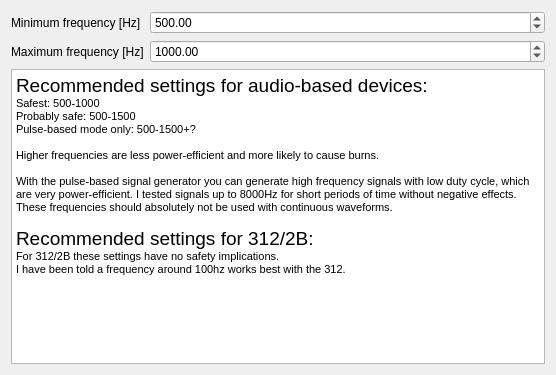
This is designer/device_wizard/safety_limits.ui in diglet48/restim as Qt 5 draws it before an edit. The edited form follows.
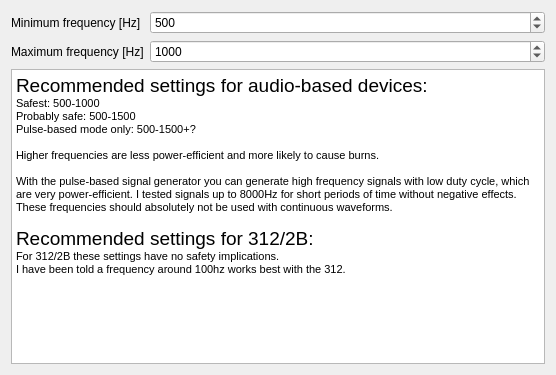
This is the edited form.

Diff of the .ui file:
```diff
--- a/designer/device_wizard/safety_limits.ui
+++ b/designer/device_wizard/safety_limits.ui
@@ -56,6 +56,9 @@
    </item>
    <item row="0" column="1">
     <widget class="QDoubleSpinBox" name="min_frequency_spinbox">
+     <property name="decimals">
+      <number>0</number>
+     </property>
      <property name="minimum">
       <double>1.000000000000000</double>
      </property>
@@ -69,6 +72,9 @@
    </item>
    <item row="1" column="1">
     <widget class="QDoubleSpinBox" name="max_frequency_spinbox">
+     <property name="decimals">
+      <number>0</number>
+     </property>
      <property name="minimum">
       <double>1.000000000000000</double>
      </property>
```
Left out of the diff: 33 changed lines with no effect on the pictures.
